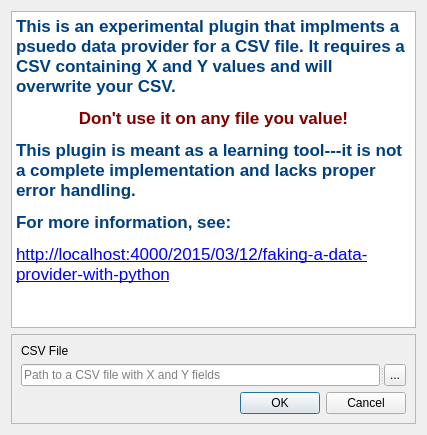
Old version of the form csv_provider_dialog_base.ui in the repository g-sherman/pseudo_csv_provider.
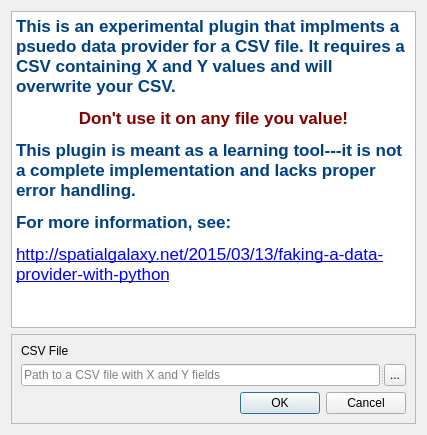
New version of the form.

Commit message: size dialog

```diff
--- a/csv_provider_dialog_base.ui
+++ b/csv_provider_dialog_base.ui
@@ -25,7 +25,7 @@
 &lt;p align=&quot;center&quot; style=&quot; margin-top:12px; margin-bottom:12px; margin-left:0px; margin-right:0px; -qt-block-indent:0; text-indent:0px;&quot;&gt;&lt;span style=&quot; font-weight:600; color:#800000;&quot;&gt;Don't use it on any file you value!&lt;/span&gt;&lt;/p&gt;
 &lt;p style=&quot; margin-top:12px; margin-bottom:12px; margin-left:0px; margin-right:0px; -qt-block-indent:0; text-indent:0px;&quot;&gt;&lt;span style=&quot; font-weight:600; color:#004080;&quot;&gt;This plugin is meant as a learning tool---it is not a complete implementation and lacks proper error handling.&lt;/span&gt;&lt;/p&gt;
 &lt;p style=&quot; margin-top:12px; margin-bottom:12px; margin-left:0px; margin-right:0px; -qt-block-indent:0; text-indent:0px;&quot;&gt;&lt;span style=&quot; font-weight:600; color:#004080;&quot;&gt;For more information, see:&lt;/span&gt;&lt;/p&gt;
-&lt;p style=&quot; margin-top:12px; margin-bottom:12px; margin-left:0px; margin-right:0px; -qt-block-indent:0; text-indent:0px;&quot;&gt;&lt;a href=&quot;http://localhost:4000/2015/03/12/faking-a-data-provider-with-python&quot;&gt;&lt;span style=&quot; text-decoration: underline; color:#0000ff;&quot;&gt;http://localhost:4000/2015/03/12/faking-a-data-provider-with-python&lt;/span&gt;&lt;/a&gt;&lt;/p&gt;
+&lt;p style=&quot; margin-top:12px; margin-bottom:12px; margin-left:0px; margin-right:0px; -qt-block-indent:0; text-indent:0px;&quot;&gt;&lt;a href=&quot;http://spatialgalaxy.net/2015/03/13/faking-a-data-provider-with-python&quot;&gt;&lt;span style=&quot; text-decoration: underline; color:#0000ff;&quot;&gt;http://spatialgalaxy.net/2015/03/13/faking-a-data-provider-with-python&lt;/span&gt;&lt;/a&gt;&lt;/p&gt;
 &lt;p style=&quot; margin-top:12px; margin-bottom:12px; margin-left:0px; margin-right:0px; -qt-block-indent:0; text-indent:0px;&quot;&gt;&lt;span style=&quot; font-weight:600; color:#004080;&quot;&gt; &lt;/span&gt;&lt;/p&gt;&lt;/body&gt;&lt;/html&gt;</string>
      </property>
      <property name="openExternalLinks">
```
